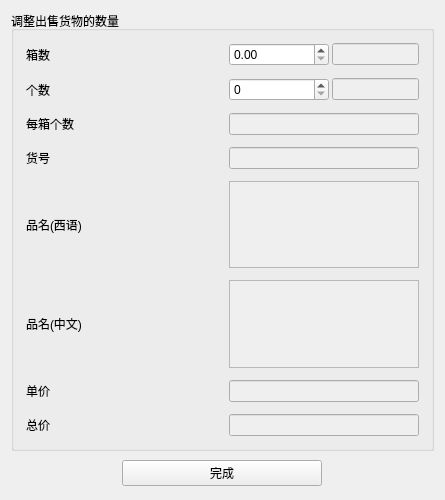
linxinwNeo/CompanyStroageManagement, file CompanyStroageManagement/Adjust_List_Item_Win.ui: the form before one commit.
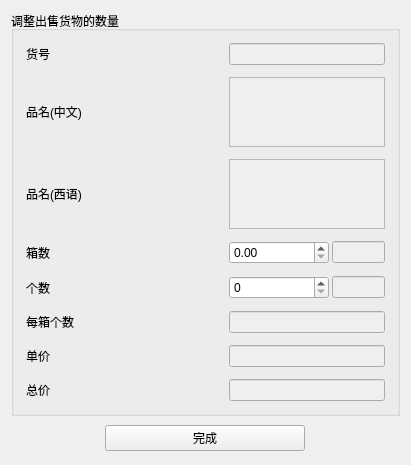
The form after the commit.

The edit to the form file:
```diff
--- a/CompanyStroageManagement/Adjust_List_Item_Win.ui
+++ b/CompanyStroageManagement/Adjust_List_Item_Win.ui
@@ -6,8 +6,8 @@
    <rect>
     <x>0</x>
     <y>0</y>
-    <width>445</width>
-    <height>500</height>
+    <width>411</width>
+    <height>383</height>
    </rect>
   </property>
   <property name="windowTitle">
@@ -20,6 +20,141 @@
       <string>调整出售货物的数量</string>
      </property>
      <layout class="QVBoxLayout" name="verticalLayout">
+      <item>
+       <widget class="QWidget" name="widget_3" native="true">
+        <layout class="QHBoxLayout" name="horizontalLayout_3">
+         <property name="spacing">
+          <number>3</number>
+         </property>
+         <property name="leftMargin">
+          <number>3</number>
+         </property>
+         <property name="topMargin">
+          <number>3</number>
+         </property>
+         <property name="rightMargin">
+          <number>3</number>
+         </property>
+         <property name="bottomMargin">
+          <number>3</number>
+         </property>
+         <item>
+          <widget class="QLabel" name="MODEL_CODE_Label">
+           <property name="minimumSize">
+            <size>
+             <width>200</width>
+             <height>0</height>
+            </size>
+           </property>
+           <property name="text">
+            <string>货号</string>
+           </property>
+          </widget>
+         </item>
+         <item>
+          <widget class="QLineEdit" name="MODEL_CODE_LineEdit">
+           <property name="enabled">
+            <bool>false</bool>
+           </property>
+           <property name="readOnly">
+            <bool>false</bool>
+           </property>
+          </widget>
+         </item>
+        </layout>
+       </widget>
+      </item>
+      <item>
+       <widget class="QWidget" name="widget_9" native="true">
+        <layout class="QHBoxLayout" name="horizontalLayout_9">
+         <property name="spacing">
+          <number>3</number>
+         </property>
+         <property name="leftMargin">
+          <number>3</number>
+         </property>
+         <property name="topMargin">
+          <number>3</number>
+         </property>
+         <property name="rightMargin">
+          <number>3</number>
+         </property>
+         <property name="bottomMargin">
+          <number>3</number>
+         </property>
+         <item>
+          <widget class="QLabel" name="DESCRIPTION_CN_Label">
+           <property name="minimumSize">
+            <size>
+             <width>200</width>
+             <height>0</height>
+            </size>
+           </property>
+           <property name="text">
+            <string>品名(中文)</string>
+           </property>
+          </widget>
+         </item>
+         <item>
+          <widget class="QTextEdit" name="DESCRIPTION_CN_TextEdit">
+           <property name="enabled">
+            <bool>false</bool>
+           </property>
+           <property name="readOnly">
+            <bool>true</bool>
+           </property>
+          </widget>
+         </item>
+        </layout>
+       </widget>
+      </item>
+      <item>
+       <widget class="QWidget" name="widget_5" native="true">
+        <layout class="QHBoxLayout" name="horizontalLayout_5">
+         <property name="spacing">
+          <number>3</number>
+         </property>
+         <property name="leftMargin">
+          <number>3</number>
+         </property>
+         <property name="topMargin">
+          <number>3</number>
+         </property>
+         <property name="rightMargin">
+          <number>3</number>
+         </property>
+         <property name="bottomMargin">
+          <number>3</number>
+         </property>
+         <item>
+          <widget class="QLabel" name="DESCRIPTION_SPAN_Label">
+           <property name="minimumSize">
+            <size>
+             <width>200</width>
+             <height>0</height>
+            </size>
+           </property>
+           <property name="text">
+            <string>品名(西语)</string>
+           </property>
+          </widget>
+         </item>
+         <item>
+          <widget class="QTextEdit" name="DESCRIPTION_SPAN_TextEdit">
+           <property name="enabled">
+            <bool>false</bool>
+           </property>
+           <property name="autoFillBackground">
+            <bool>false</bool>
+           </property>
+           <property name="readOnly">
+            <bool>true</bool>
+           </property>
+          </widget>
+         </item>
+        </layout>
+       </widget>
+      </item>
       <item>
        <widget class="QWidget" name="widget" native="true">
         <layout class="QHBoxLayout" name="horizontalLayout">
@@ -68,6 +203,9 @@
            <property name="prefix">
             <string/>
            </property>
+           <property name="maximum">
+            <double>10000000000000000.000000000000000</double>
+           </property>
           </widget>
          </item>
          <item>
@@ -126,7 +264,7 @@
             </size>
            </property>
            <property name="maximum">
-            <number>100000</number>
+            <number>999999999</number>
            </property>
           </widget>
          </item>
@@ -187,141 +325,6 @@
         </layout>
        </widget>
       </item>
-      <item>
-       <widget class="QWidget" name="widget_3" native="true">
-        <layout class="QHBoxLayout" name="horizontalLayout_3">
-         <property name="spacing">
-          <number>3</number>
-         </property>
-         <property name="leftMargin">
-          <number>3</number>
-         </property>
-         <property name="topMargin">
-          <number>3</number>
-         </property>
-         <property name="rightMargin">
-          <number>3</number>
-         </property>
-         <property name="bottomMargin">
-          <number>3</number>
-         </property>
-         <item>
-          <widget class="QLabel" name="MODEL_CODE_Label">
-           <property name="minimumSize">
-            <size>
-             <width>200</width>
-             <height>0</height>
-            </size>
-           </property>
-           <property name="text">
-            <string>货号</string>
-           </property>
-          </widget>
-         </item>
-         <item>
-          <widget class="QLineEdit" name="MODEL_CODE_LineEdit">
-           <property name="enabled">
-            <bool>false</bool>
-           </property>
-           <property name="readOnly">
-            <bool>false</bool>
-           </property>
-          </widget>
-         </item>
-        </layout>
-       </widget>
-      </item>
-      <item>
-       <widget class="QWidget" name="widget_5" native="true">
-        <layout class="QHBoxLayout" name="horizontalLayout_5">
-         <property name="spacing">
-          <number>3</number>
-         </property>
-         <property name="leftMargin">
-          <number>3</number>
-         </property>
-         <property name="topMargin">
-          <number>3</number>
-         </property>
-         <property name="rightMargin">
-          <number>3</number>
-         </property>
-         <property name="bottomMargin">
-          <number>3</number>
-         </property>
-         <item>
-          <widget class="QLabel" name="DESCRIPTION_SPAN_Label">
-           <property name="minimumSize">
-            <size>
-             <width>200</width>
-             <height>0</height>
-            </size>
-           </property>
-           <property name="text">
-            <string>品名(西语)</string>
-           </property>
-          </widget>
-         </item>
-         <item>
-          <widget class="QTextEdit" name="DESCRIPTION_SPAN_TextEdit">
-           <property name="enabled">
-            <bool>false</bool>
-           </property>
-           <property name="autoFillBackground">
-            <bool>false</bool>
-           </property>
-           <property name="readOnly">
-            <bool>true</bool>
-           </property>
-          </widget>
-         </item>
-        </layout>
-       </widget>
-      </item>
-      <item>
-       <widget class="QWidget" name="widget_9" native="true">
-        <layout class="QHBoxLayout" name="horizontalLayout_9">
-         <property name="spacing">
-          <number>3</number>
-         </property>
-         <property name="leftMargin">
-          <number>3</number>
-         </property>
-         <property name="topMargin">
-          <number>3</number>
-         </property>
-         <property name="rightMargin">
-          <number>3</number>
-         </property>
-         <property name="bottomMargin">
-          <number>3</number>
-         </property>
-         <item>
-          <widget class="QLabel" name="DESCRIPTION_CN_Label">
-           <property name="minimumSize">
-            <size>
-             <width>200</width>
-             <height>0</height>
-            </size>
-           </property>
-           <property name="text">
-            <string>品名(中文)</string>
-           </property>
-          </widget>
-         </item>
-         <item>
-          <widget class="QTextEdit" name="DESCRIPTION_CN_TextEdit">
-           <property name="enabled">
-            <bool>false</bool>
-           </property>
-           <property name="readOnly">
-            <bool>true</bool>
-           </property>
-          </widget>
-         </item>
-        </layout>
-       </widget>
-      </item>
       <item>
        <widget class="QWidget" name="widget_6" native="true">
         <layout class="QHBoxLayout" name="horizontalLayout_6">
```
